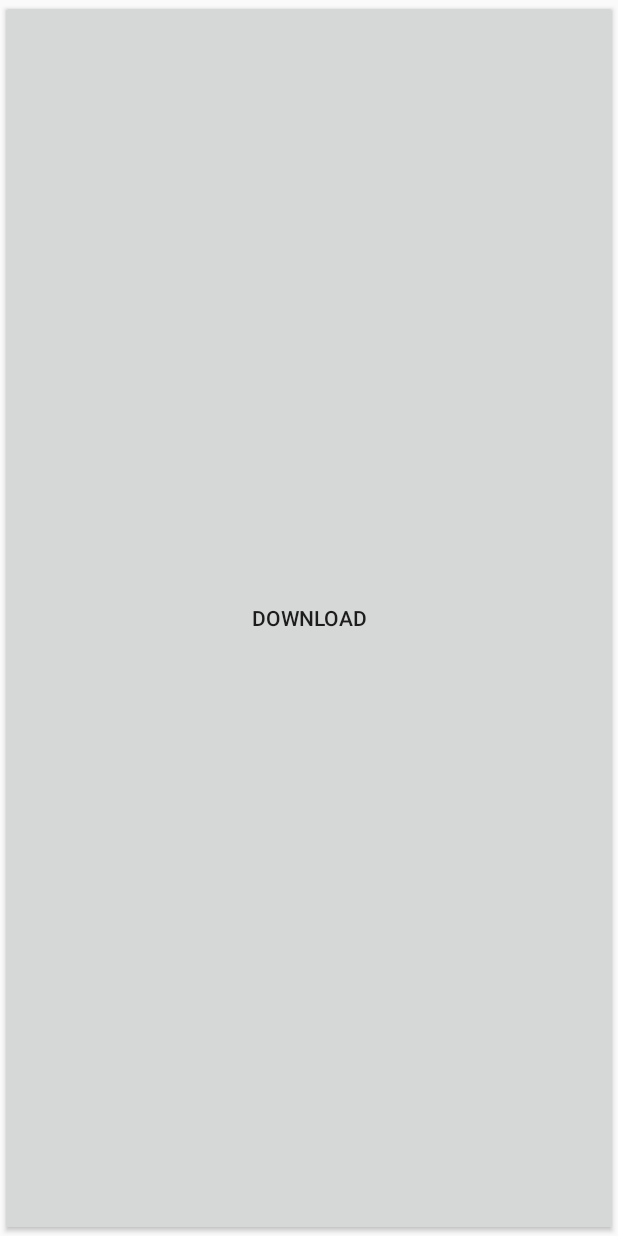
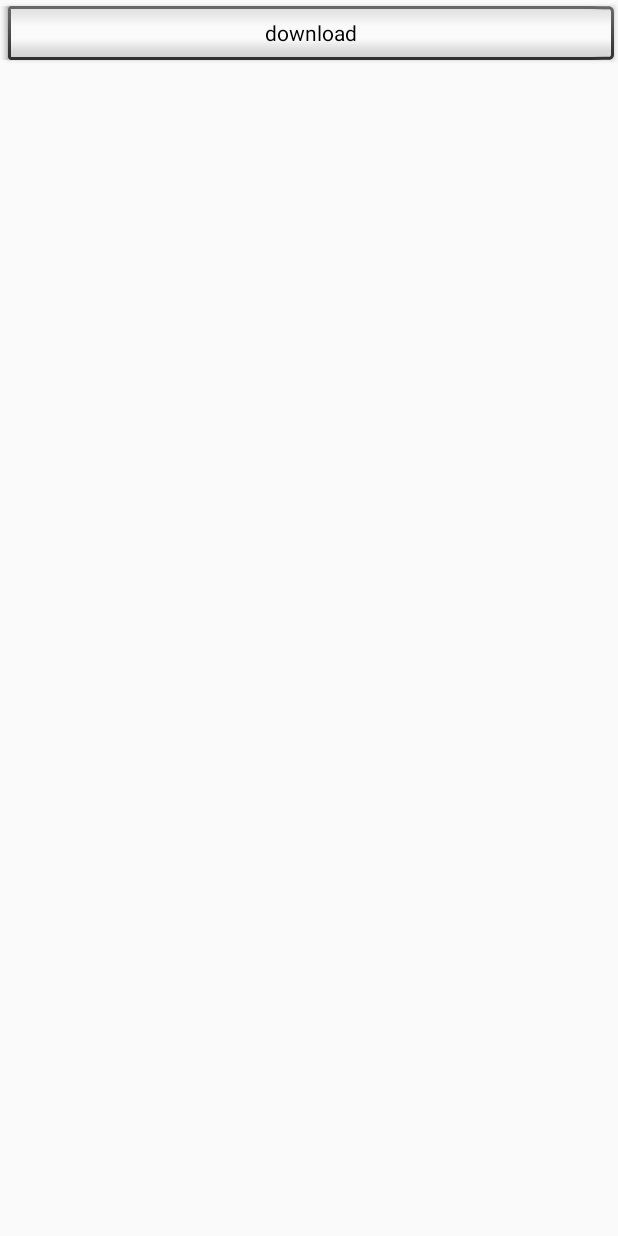
Before and after one commit to dragonOrTiger/bindServiceAndCallback, an Android app: the screen it shows after launch (MainActivity), on a phone screen of 412 x 824 dp. Run offline under Robolectric (Android 15) with nearby library versions, the phone set to English and light mode, and no system bars; libraries missing offline, so code that uses them is left out: com.android.myservice; 2 statements that could not run were skipped.

Commit message:
2019-03-12 onsite

```diff
--- a/MyDownloadClient/app/src/main/java/com/android/myClient/MainActivity.java
+++ b/MyDownloadClient/app/src/main/java/com/android/myClient/MainActivity.java
@@ -37,7 +37,10 @@ public class MainActivity extends Activity {
             }
 
         }
-
+        /*
+         *Called when a connection to the Service has been lost.
+         * This typically happens when the process hosting the service has crashed or been killed.
+         */
         @Override
         public void onServiceDisconnected(ComponentName name) {
             Log.d(TAG, "onServiceDisconnected");
--- a/MyDownloadClient/app/src/main/res/layout/activity_main.xml
+++ b/MyDownloadClient/app/src/main/res/layout/activity_main.xml
@@ -1,13 +1,15 @@
 <?xml version="1.0" encoding="utf-8"?>
-<android.support.constraint.ConstraintLayout xmlns:android="http://schemas.android.com/apk/res/android"
+<LinearLayout xmlns:android="http://schemas.android.com/apk/res/android"
     xmlns:app="http://schemas.android.com/apk/res-auto"
     xmlns:tools="http://schemas.android.com/tools"
     android:layout_width="match_parent"
-    android:layout_height="match_parent"
+    android:layout_height="wrap_content"
     tools:context=".MainActivity">
+
     <Button
+        android:id="@+id/download"
+        style="@android:style/Widget.Button.Inset"
         android:layout_width="match_parent"
-        android:layout_height="match_parent"
-        android:id="@+id/download"
-        android:text="download"/>
-</android.support.constraint.ConstraintLayout>
+        android:layout_height="wrap_content"
+        android:text="download" />
+</LinearLayout>
```
Also changed, not shown: MyDownloadService/app/src/main/java/com/android/myservice/MyService.java (+15 -1 lines).
